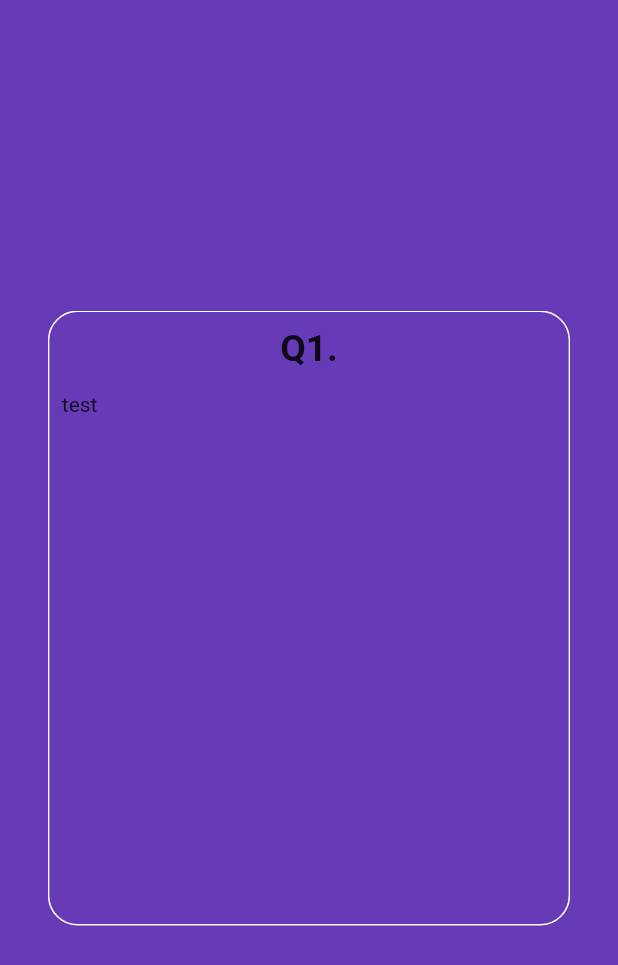
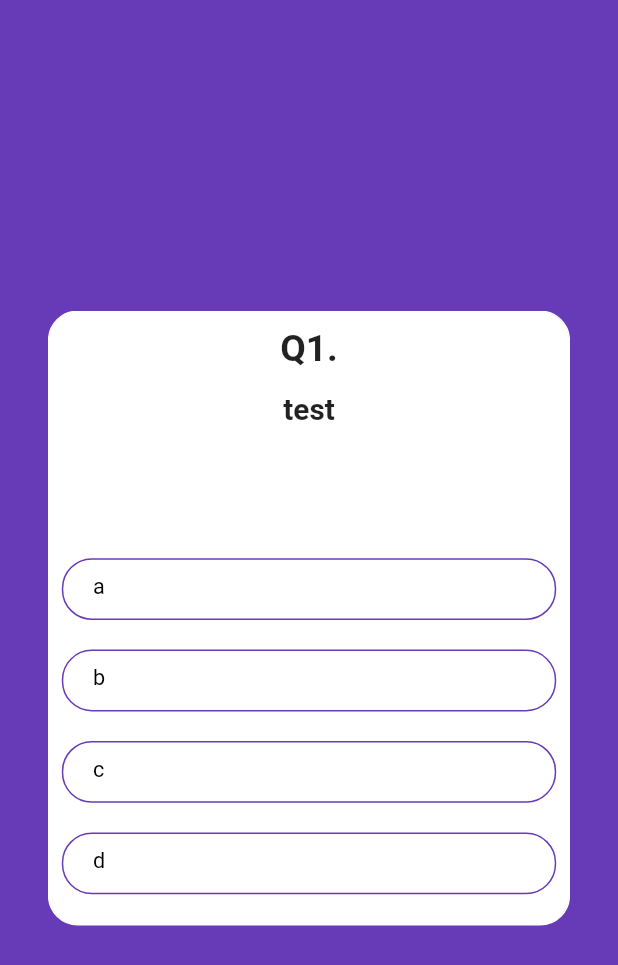
Before and after one commit to ontheball98/quiz_app_test, a Flutter app: the screen it shows after launch, after a tap on "지금 퀴즈 풀기", on a phone screen of 412 x 824 dp. Shown: the top 965 px of the screen. Run offline on Flutter 3.47's test engine with Material 2 defaults, Android fonts, the phone set to English and light mode, and no system bars; drawn by our look-alikes of auto_size_text; our stand-ins replace flutter_swiper.

Commit message:
I make quiz click botton.

```diff
--- a/lib/screen/screen_quiz.dart
+++ b/lib/screen/screen_quiz.dart
@@ -1,6 +1,8 @@
+import 'package:auto_size_text/auto_size_text.dart';
 import 'package:flutter/material.dart';
 import 'package:flutter_swiper/flutter_swiper.dart';
 import 'package:quiz_app_test/model/model_quiz.dart';
+import 'package:quiz_app_test/widget/widget_candidates.dart';
 
 class QuizScreen extends StatefulWidget {
   List<Quiz> quizs;
@@ -49,6 +51,7 @@ class _QuizScreenState extends State<QuizScreen> {
       decoration: BoxDecoration(
         borderRadius: BorderRadius.circular(20),
         border: Border.all(color: Colors.white),
+        color: Colors.white,
       ),
       child: Column(
         crossAxisAlignment: CrossAxisAlignment.center,
@@ -66,12 +69,54 @@ class _QuizScreenState extends State<QuizScreen> {
           Container(
             width: width * 0.8,
             padding: EdgeInsets.only(top: width * 0.012),
-            child: Text(
+            child: AutoSizeText(
               quiz.title,
+              textAlign: TextAlign.center,
+              maxLines: 2,
+              style: TextStyle(
+                  fontSize: width * 0.048, fontWeight: FontWeight.bold),
             ),
-          )
+          ),
+          Expanded(
+            child: Container(),
+          ),
+          Column(
+            children: _buildCandidates(width, quiz),
+          ),
         ],
       ),
     );
   }
+
+  List<Widget> _buildCandidates(double width, Quiz quiz) {
+    List<Widget> _children = [];
+    for (int i = 0; i < 4; i++) {
+      _children.add(
+        CandWidget(
+          index: i,
+          text: quiz.candidates[i],
+          width: width,
+          answerState: _answerState[i],
+          tap: () {
+            setState(() {
+              for (int j = 0; j < 4; j++) {
+                if (j == 1) {
+                  _answerState[j] = true;
+                  _answers[_currentIndex] = j;
+                } else {
+                  _answerState[j] = false;
+                }
+              }
+            });
+          },
+        ),
+      );
+      _children.add(
+        Padding(
+          padding: EdgeInsets.all(width * 0.024),
+        ),
+      );
+    }
+    return _children;
+  }
 }
--- /dev/null
+++ b/lib/widget/widget_candidates.dart
@@ -0,0 +1,44 @@
+import 'package:flutter/material.dart';
+
+class CandWidget extends StatefulWidget {
+  VoidCallback tap;
+  String text;
+  int index;
+  double width;
+  bool answerState;
+
+  CandWidget({this.tap, this.index, this.width, this.text, this.answerState});
+  _CandWidgetState createState() => _CandWidgetState();
+}
+
+class _CandWidgetState extends State<CandWidget> {
+  @override
+  Widget build(BuildContext context) {
+    return Container(
+      width: widget.width * 0.8,
+      height: widget.width * 0.1,
+      padding: EdgeInsets.fromLTRB(widget.width * 0.048, widget.width * 0.024,
+          widget.width * 0.048, widget.width * 0.024),
+      decoration: BoxDecoration(
+        borderRadius: BorderRadius.circular(20),
+        border: Border.all(color: Colors.deepPurple),
+        color: widget.answerState ? Colors.deepPurple : Colors.white,
+      ),
+      child: InkWell(
+        child: Text(
+          widget.text,
+          style: TextStyle(
+            fontSize: widget.width * 0.035,
+            color: widget.answerState ? Colors.white : Colors.black,
+          ),
+        ),
+        onTap: () {
+          setState(() {
+            widget.tap();
+            widget.answerState = !widget.answerState;
+          });
+        },
+      ),
+    );
+  }
+}
--- a/pubspec.yaml
+++ b/pubspec.yaml
@@ -29,6 +29,7 @@ dependencies:
   # Use with the CupertinoIcons class for iOS style icons.
   cupertino_icons: ^1.0.2
   flutter_swiper:
+  auto_size_text:
 
 dev_dependencies:
   flutter_test:
```
Also changed, not shown: pubspec.lock.
